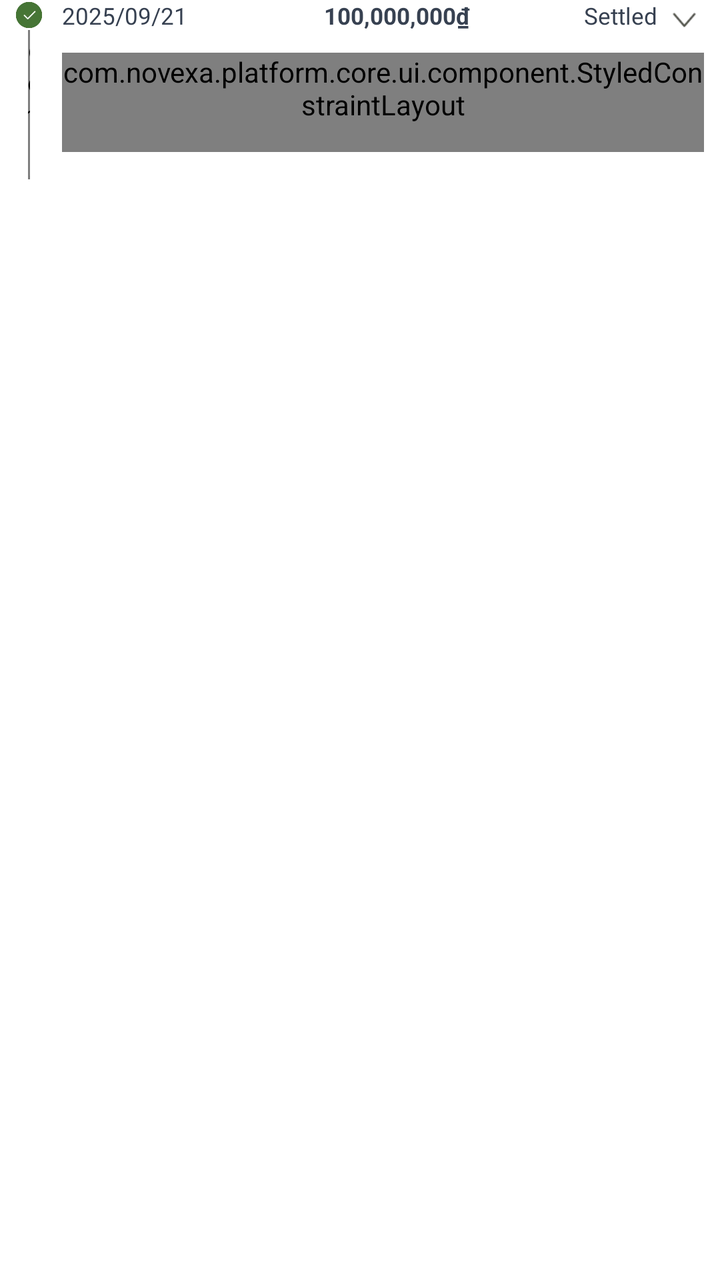
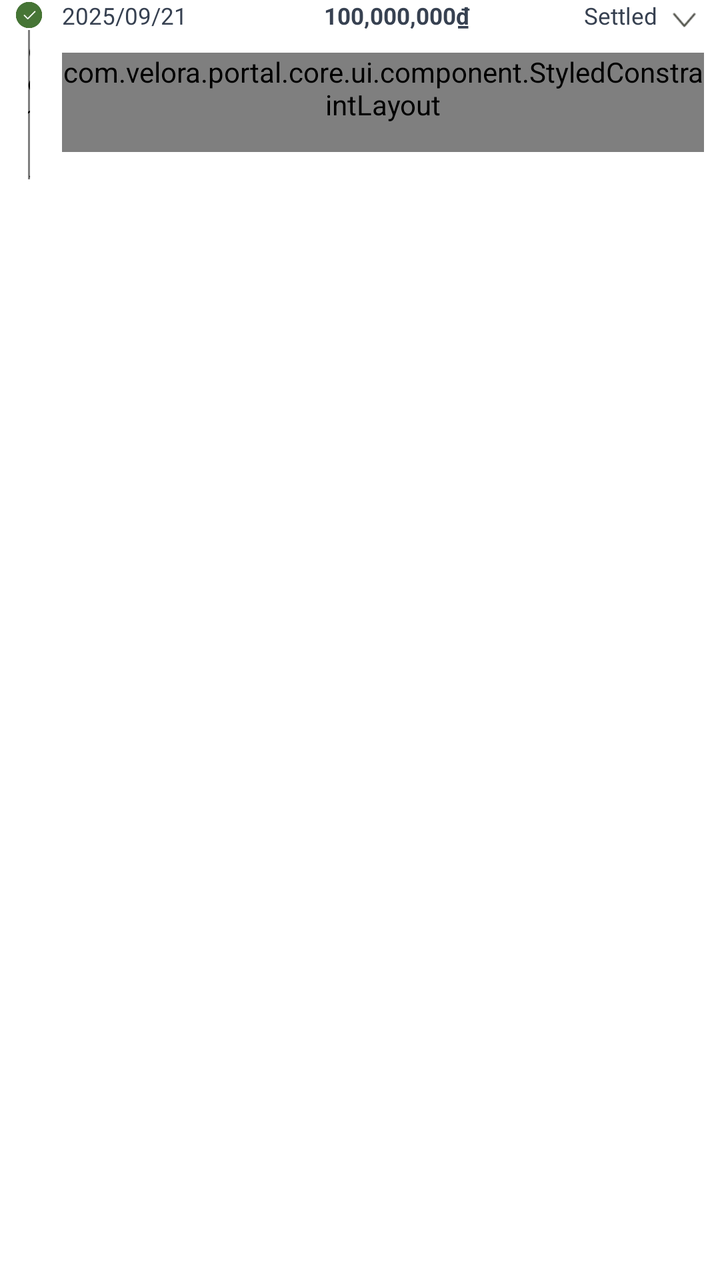

The first picture is an Android layout as it rendered before a commit; the second is the same layout after the commit. The layout source and the unified diff follow.
<!-- AndroidManifest.xml: application theme MyTheme -->
<!-- res/layout/item_record_installment.xml -->
<?xml version="1.0" encoding="utf-8"?>
<androidx.constraintlayout.widget.ConstraintLayout xmlns:android="http://schemas.android.com/apk/res/android"
    xmlns:app="http://schemas.android.com/apk/res-auto"
    android:layout_width="match_parent"
    android:layout_height="wrap_content">

    <androidx.appcompat.widget.AppCompatImageView
        android:id="@+id/ivCheck"
        android:layout_width="@dimen/dp_17"
        android:layout_height="@dimen/dp_17"
        android:layout_marginStart="@dimen/dp_8"
        android:src="@mipmap/icon_account_select"
        app:layout_constraintStart_toStartOf="parent"
        app:layout_constraintTop_toTopOf="parent" />

    <TextView
        android:id="@+id/tvDate"
        android:layout_width="0dp"
        android:layout_height="wrap_content"
        android:layout_marginStart="@dimen/dp_35"
        android:text="2025/09/21"
        android:textColor="@color/text_body"
        android:textSize="@dimen/sp_13"
        app:layout_constraintStart_toStartOf="parent"
        app:layout_constraintTop_toTopOf="parent"
        app:layout_constraintWidth_percent="0.3" />

    <TextView
        android:id="@+id/tvAmount"
        android:layout_width="0dp"
        android:layout_height="wrap_content"
        android:gravity="center"
        android:text="100,000,000₫"
        android:textColor="@color/text_body"
        android:textSize="@dimen/sp_13"
        android:textStyle="bold"
        app:layout_constraintStart_toEndOf="@id/tvDate"
        app:layout_constraintTop_toTopOf="parent"
        app:layout_constraintWidth_percent="0.33" />

    <TextView
        android:id="@+id/tvStatus"
        android:layout_width="0dp"
        android:layout_height="wrap_content"
        android:layout_marginEnd="@dimen/dp_4"
        android:gravity="end"
        android:text="@string/settled"
        android:textColor="@color/text_body"
        android:textSize="@dimen/sp_13"
        app:layout_constraintEnd_toStartOf="@id/ivArrow"
        app:layout_constraintStart_toEndOf="@id/tvAmount"
        app:layout_constraintTop_toTopOf="parent" />

    <androidx.appcompat.widget.AppCompatImageView
        android:id="@+id/ivArrow"
        android:layout_width="@dimen/dp_22"
        android:layout_height="@dimen/dp_22"
        android:layout_marginEnd="@dimen/dp_9"
        android:src="@mipmap/order_arrow_bottom"
        app:layout_constraintEnd_toEndOf="parent"
        app:layout_constraintTop_toTopOf="parent" />

    <com.novexa.platform.core.ui.component.RepaymentTimelineConnectorView
        android:id="@+id/repaymentTimelineConnector"
        android:layout_width="@dimen/dp_1"
        android:layout_height="0dp"
        app:connectorWidth="@dimen/dp_1"
        app:layout_constraintBottom_toBottomOf="@id/spaceView"
        app:layout_constraintEnd_toEndOf="@id/ivCheck"
        app:layout_constraintStart_toStartOf="@id/ivCheck"
        app:layout_constraintTop_toBottomOf="@id/ivCheck" />

    <com.novexa.platform.core.ui.component.StyledConstraintLayout
        android:id="@+id/detail_layout"
        android:layout_width="0dp"
        android:layout_height="wrap_content"
        android:layout_marginTop="@dimen/dp_12"
        android:paddingBottom="@dimen/dp_16"
        android:visibility="visible"
        app:layout_constraintEnd_toEndOf="@id/ivArrow"
        app:layout_constraintStart_toStartOf="@id/tvDate"
        app:layout_constraintTop_toBottomOf="@id/tvStatus"
        app:radius="@dimen/dp_16"
        app:solidColor="@color/surface_secondary">

        <androidx.constraintlayout.widget.ConstraintLayout
            android:id="@+id/loanAmountItem"
            android:layout_width="0dp"
            android:layout_height="wrap_content"
            android:layout_marginHorizontal="@dimen/dp_14"
            android:layout_marginTop="@dimen/dp_16"
            app:layout_constraintEnd_toEndOf="parent"
            app:layout_constraintStart_toStartOf="parent"
            app:layout_constraintTop_toTopOf="parent">

            <TextView
                android:layout_width="0dp"
                android:layout_height="wrap_content"
                android:text="@string/l_amount"
                android:textColor="@color/text_secondary"
                android:textSize="@dimen/sp_14"
                app:layout_constraintEnd_toStartOf="@id/tvLoanAmount"
                app:layout_constraintStart_toStartOf="parent"
                app:layout_constraintTop_toTopOf="parent" />

            <TextView
                android:id="@+id/tvLoanAmount"
                android:layout_width="wrap_content"
                android:layout_height="wrap_content"
                android:gravity="end"
                android:text="$10,000"
                android:textColor="@color/text_body"
                android:textSize="@dimen/sp_14"
                android:textStyle="bold"
                app:layout_constraintEnd_toEndOf="parent"
                app:layout_constraintTop_toTopOf="parent" />

        </androidx.constraintlayout.widget.ConstraintLayout>

        <androidx.constraintlayout.widget.ConstraintLayout
            android:id="@+id/interestItem"
            android:layout_width="0dp"
            android:layout_height="wrap_content"
            android:layout_marginHorizontal="@dimen/dp_14"
            android:layout_marginTop="@dimen/dp_16"
            app:layout_constraintEnd_toEndOf="parent"
            app:layout_constraintStart_toStartOf="parent"
            app:layout_constraintTop_toBottomOf="@id/loanAmountItem">

            <TextView
                android:layout_width="0dp"
                android:layout_height="wrap_content"
                android:text="@string/interest"
                android:textColor="@color/text_secondary"
                android:textSize="@dimen/sp_14"
                app:layout_constraintEnd_toStartOf="@id/tvInterest"
                app:layout_constraintStart_toStartOf="parent"
                app:layout_constraintTop_toTopOf="parent" />

            <TextView
                android:id="@+id/tvInterest"
                android:layout_width="wrap_content"
                android:layout_height="wrap_content"
                android:gravity="end"
                android:text="21.2"
                android:textColor="@color/text_body"
                android:textSize="@dimen/sp_14"
                android:textStyle="bold"
                app:layout_constraintEnd_toEndOf="parent"
                app:layout_constraintTop_toTopOf="parent" />

        </androidx.constraintlayout.widget.ConstraintLayout>

        <androidx.constraintlayout.widget.ConstraintLayout
            android:id="@+id/serviceFeeItem"
            android:layout_width="0dp"
            android:layout_height="wrap_content"
            android:layout_marginHorizontal="@dimen/dp_14"
            android:layout_marginTop="@dimen/dp_16"
            app:layout_constraintEnd_toEndOf="parent"
            app:layout_constraintStart_toStartOf="parent"
            app:layout_constraintTop_toBottomOf="@id/interestItem">

            <TextView
                android:layout_width="0dp"
                android:layout_height="wrap_content"
                android:text="@string/service_fee"
                android:textColor="@color/text_secondary"
                android:textSize="@dimen/sp_14"
                app:layout_constraintEnd_toStartOf="@id/tvServiceFee"
                app:layout_constraintStart_toStartOf="parent"
                app:layout_constraintTop_toTopOf="parent" />

            <TextView
                android:id="@+id/tvServiceFee"
                android:layout_width="wrap_content"
                android:layout_height="wrap_content"
                android:gravity="end"
                android:text="0"
                android:textColor="@color/text_body"
                android:textSize="@dimen/sp_14"
                android:textStyle="bold"
                app:layout_constraintEnd_toEndOf="parent"
                app:layout_constraintTop_toTopOf="parent" />

        </androidx.constraintlayout.widget.ConstraintLayout>

        <androidx.constraintlayout.widget.ConstraintLayout
            android:id="@+id/dueFeeItem"
            android:layout_width="0dp"
            android:layout_height="wrap_content"
            android:layout_marginHorizontal="@dimen/dp_14"
            android:layout_marginTop="@dimen/dp_16"
            app:layout_constraintBottom_toBottomOf="parent"
            app:layout_constraintEnd_toEndOf="parent"
            app:layout_constraintStart_toStartOf="parent"
            app:layout_constraintTop_toBottomOf="@id/serviceFeeItem">

            <TextView
                android:id="@+id/tvDueFeeTitle"
                android:layout_width="0dp"
                android:layout_height="wrap_content"
                android:text="@string/overdue_fee"
                android:textColor="@color/text_secondary"
                android:textSize="@dimen/sp_14"
                app:layout_constraintEnd_toStartOf="@id/tvDueFee"
                app:layout_constraintStart_toStartOf="parent"
                app:layout_constraintTop_toTopOf="parent" />

            <TextView
                android:id="@+id/tvDueFee"
                android:layout_width="wrap_content"
                android:layout_height="wrap_content"
                android:gravity="end"
                android:text="0"
                android:textColor="@color/text_body"
                android:textSize="@dimen/sp_14"
                android:textStyle="bold"
                app:layout_constraintEnd_toEndOf="parent"
                app:layout_constraintTop_toTopOf="parent" />

        </androidx.constraintlayout.widget.ConstraintLayout>

    </com.novexa.platform.core.ui.component.StyledConstraintLayout>

    <View
        android:id="@+id/spaceView"
        android:layout_width="match_parent"
        android:layout_height="@dimen/dp_25"
        android:layout_marginTop="@dimen/dp_m_10"
        app:layout_constraintTop_toBottomOf="@id/detail_layout" />

</androidx.constraintlayout.widget.ConstraintLayout>
<!-- resources referenced by this layout -->
<resources>
  <color name="surface_secondary">#F6F6F6</color>
  <color name="text_body">#374151</color>
  <color name="text_secondary">#6D7280</color>
  <dimen name="dp_1">1dp</dimen>
  <dimen name="dp_12">12dp</dimen>
  <dimen name="dp_14">14dp</dimen>
  <dimen name="dp_16">16dp</dimen>
  <dimen name="dp_17">17dp</dimen>
  <dimen name="dp_22">22dp</dimen>
  <dimen name="dp_25">25dp</dimen>
  <dimen name="dp_35">35dp</dimen>
  <dimen name="dp_4">4dp</dimen>
  <dimen name="dp_8">8dp</dimen>
  <dimen name="dp_9">9dp</dimen>
  <dimen name="dp_m_10">-10dp</dimen>
  <dimen name="sp_13">13sp</dimen>
  <dimen name="sp_14">14sp</dimen>
  <!-- mipmap icon_account_select: webp bitmap (mipmap-xxxhdpi, 994 bytes) -->
  <!-- mipmap order_arrow_bottom: webp bitmap (mipmap-xxxhdpi, 312 bytes) -->
  <string name="interest">Interest</string>
  <string name="l_amount">Loan Amount</string>
  <string name="overdue_fee">Due fee</string>
  <string name="service_fee">Service fee</string>
  <string name="settled">Settled</string>
  <style name="MyTheme" parent="Theme.MaterialComponents.DayNight.NoActionBar">
          <item name="android:windowBackground">@color/surface_primary</item>
          <item name="android:statusBarColor">@color/surface_primary</item>
          <item name="android:navigationBarColor">@color/surface_primary</item>
          <item name="android:windowTranslucentStatus">false</item>
          <item name="android:windowTranslucentNavigation">false</item>
          <item name="editTextStyle">@style/AppEditTextStyle</item>
          <item name="android:editTextStyle">@style/AppEditTextStyle</item>
      </style>
  <color name="surface_primary">#FFFFFFFF</color>
  <style name="AppEditTextStyle" parent="@style/Widget.AppCompat.EditText">
          <item name="android:textCursorDrawable">@drawable/input_cursor_color_7087f8</item>
      </style>
  <!-- drawable input_cursor_color_7087f8 (drawable) -->
  <?xml version="1.0" encoding="utf-8"?>
  <shape xmlns:android="http://schemas.android.com/apk/res/android">
      <size android:width="@dimen/dp_2" />
      <solid android:color="@color/brand_primary" />
  </shape>
  <dimen name="dp_2">2dp</dimen>
  <color name="brand_primary">#396401</color>
</resources>

<!-- the commit's change to res/layout/item_record_installment.xml (unified diff, before → after) -->
@@ -60,7 +60,7 @@
         app:layout_constraintEnd_toEndOf="parent"
         app:layout_constraintTop_toTopOf="parent" />
 
-    <com.novexa.platform.core.ui.component.RepaymentTimelineConnectorView
+    <com.velora.portal.core.ui.component.RepaymentTimelineConnectorView
         android:id="@+id/repaymentTimelineConnector"
         android:layout_width="@dimen/dp_1"
         android:layout_height="0dp"
@@ -70,7 +70,7 @@
         app:layout_constraintStart_toStartOf="@id/ivCheck"
         app:layout_constraintTop_toBottomOf="@id/ivCheck" />
 
-    <com.novexa.platform.core.ui.component.StyledConstraintLayout
+    <com.velora.portal.core.ui.component.StyledConstraintLayout
         android:id="@+id/detail_layout"
         android:layout_width="0dp"
         android:layout_height="wrap_content"
@@ -221,7 +221,7 @@
 
         </androidx.constraintlayout.widget.ConstraintLayout>
 
-    </com.novexa.platform.core.ui.component.StyledConstraintLayout>
+    </com.velora.portal.core.ui.component.StyledConstraintLayout>
 
     <View
         android:id="@+id/spaceView"
